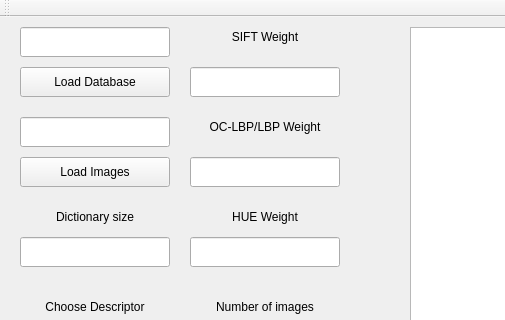
kczarnota/similar_images_search_engine, file src/mainwindow.ui: the form before one commit; both pictures show x 0 to 505 and y 0 to 320 of the 900 by 600 pixel window.
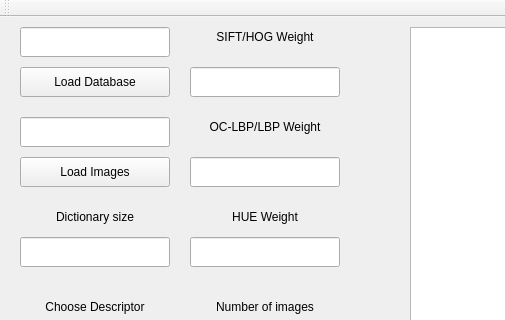
The form after the commit.

What changed in the file:
```diff
--- a/src/mainwindow.ui
+++ b/src/mainwindow.ui
@@ -254,7 +254,7 @@
      </font>
     </property>
     <property name="text">
-     <string>SIFT Weight</string>
+     <string>SIFT/HOG Weight</string>
     </property>
     <property name="alignment">
      <set>Qt::AlignCenter</set>
```
